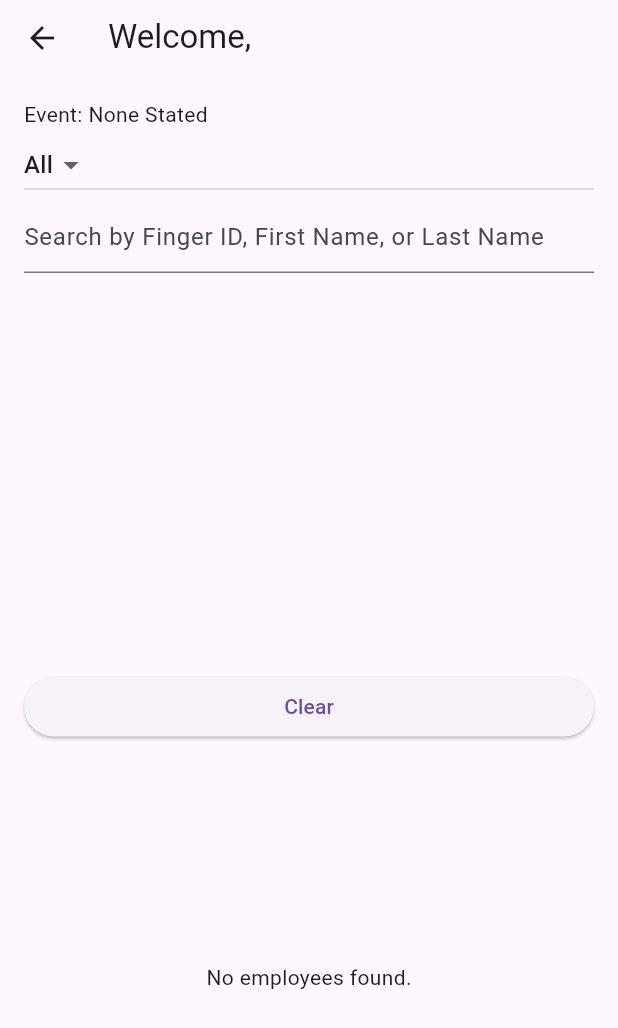
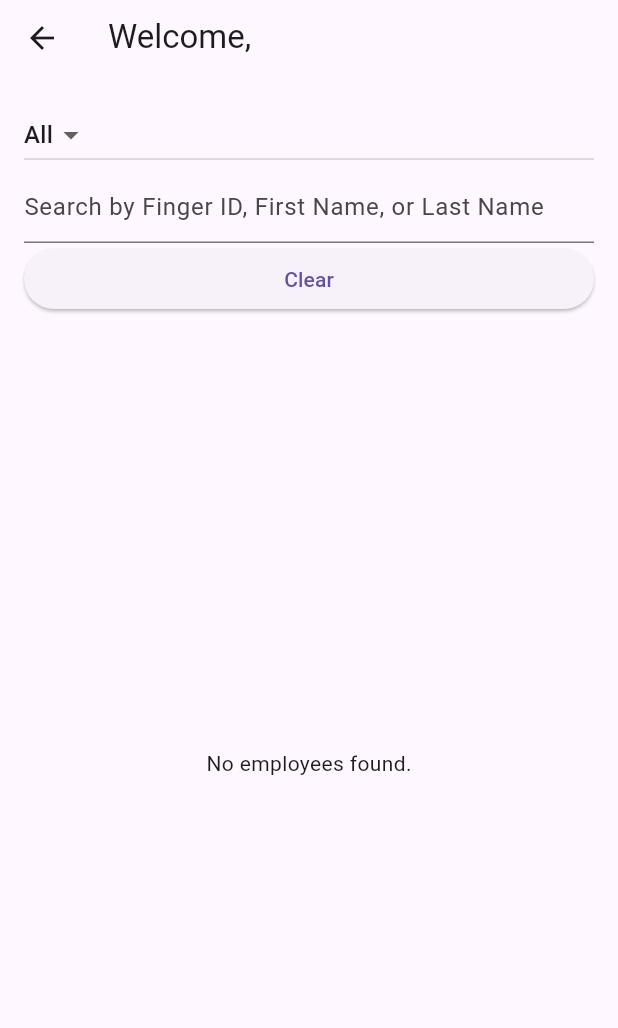
Before and after one commit to exojade/HRISAttendanceEvent, a Flutter app: the HomeScreen screen opened directly, after a tap on "Clear", on a phone screen of 412 x 824 dp. Shown: the top 1028 px of the screen. Run offline on Flutter 3.47's test engine with Material 3 defaults, Android fonts, the phone set to English and light mode, and no system bars; our stand-ins replace connectivity_plus, fluttertoast, sqflite; accounts and stored records are empty.

Commit message:
first commit

```diff
--- a/lib/screens/home/Home_screen.dart
+++ b/lib/screens/home/Home_screen.dart
@@ -83,8 +83,8 @@ class _HomeScreenState extends State<HomeScreen> {
 
     List<Employee> employees = await NoteRepository.getEmployees();
 
-    print('departments: $selectedDepartment');
-    print('keyword: $keyword');
+    // print('departments: $selectedDepartment');
+    // print('keyword: $keyword');
 
     if (selectedDepartment != "All" && keyword != '000000000000') {
       searchResults = employees.where((emp) {
@@ -97,11 +97,11 @@ class _HomeScreenState extends State<HomeScreen> {
         String keywordLower = keyword.toLowerCase();
         String Department = '${emp.department}';
 
-        return fullName
+        return (fullName
                     .contains(keywordLower) || // Search by firstName + lastName
                 reversedFullName
                     .contains(keywordLower) || // Search by lastName + firstName
-            Fingerid == keywordLower &&
+                Fingerid == keywordLower) &&
             Department == selectedDepartment; // Search by finger ID
       }).toList();
     } else if (selectedDepartment != "All" && keyword == "000000000000") {
@@ -301,7 +301,7 @@ class _HomeScreenState extends State<HomeScreen> {
         child: Column(
           crossAxisAlignment: CrossAxisAlignment.stretch,
           children: [
-            Text('Event: $currentEvent', style: TextStyle(fontSize: 14)),
+            // Text('Event: $currentEvent', style: TextStyle(fontSize: 14)),
             DropdownButton<String>(
               value: selectedDepartment,
               onChanged: (String? newValue) {
@@ -317,8 +317,8 @@ class _HomeScreenState extends State<HomeScreen> {
                 );
               }).toList(),
             ),
-            Expanded(
-              child: TextField(
+
+            TextField(
               controller: searchController,
               onChanged: (value) {
                 // Call the search function here passing the updated value
@@ -328,8 +328,7 @@ class _HomeScreenState extends State<HomeScreen> {
                 hintText: 'Search by Finger ID, First Name, or Last Name',
               ),
             ),
-            ),
-            // SizedBox(height: 10),
+
             ElevatedButton(
               onPressed: () {
                 setState(() {
```
Lines whose indentation alone changed are shown as unchanged.
